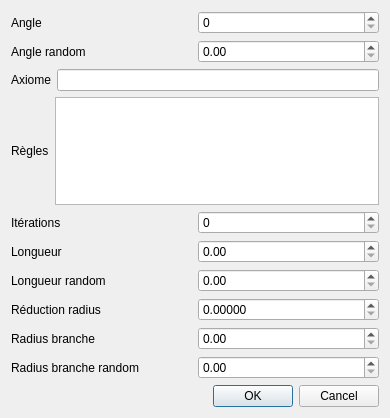
This is settings.ui in Kr4unos/M2_TREE as Qt 5 draws it before an edit. The edited form follows.
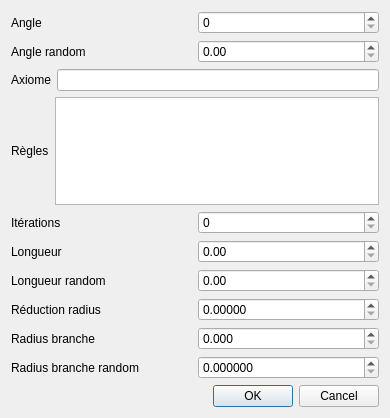
This is the edited form.

Diff of the .ui file:
```diff
--- a/settings.ui
+++ b/settings.ui
@@ -159,7 +159,7 @@
        <item>
         <widget class="QDoubleSpinBox" name="radiusBranche_input">
          <property name="decimals">
-          <number>2</number>
+          <number>3</number>
          </property>
          <property name="singleStep">
           <double>0.010000000000000</double>
@@ -179,6 +179,9 @@
        </item>
        <item>
         <widget class="QDoubleSpinBox" name="radiusBrancheRandom_input">
+         <property name="decimals">
+          <number>6</number>
+         </property>
          <property name="singleStep">
           <double>0.010000000000000</double>
          </property>
```
Left out of the diff: 4 changed lines with no effect on the pictures.
